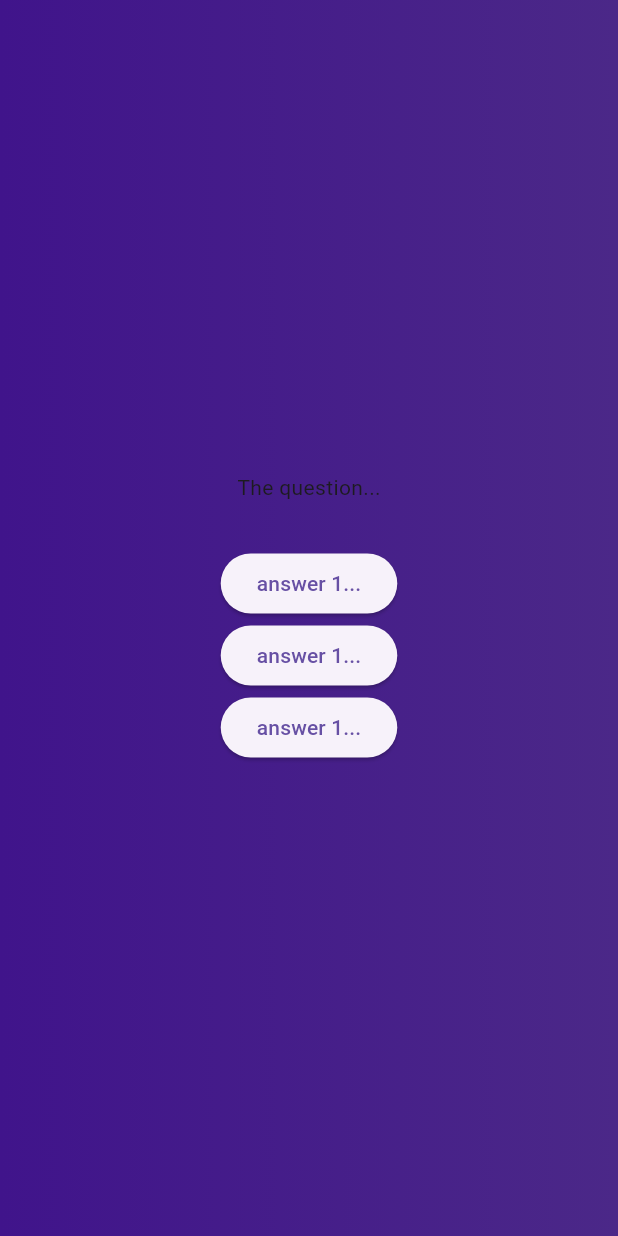
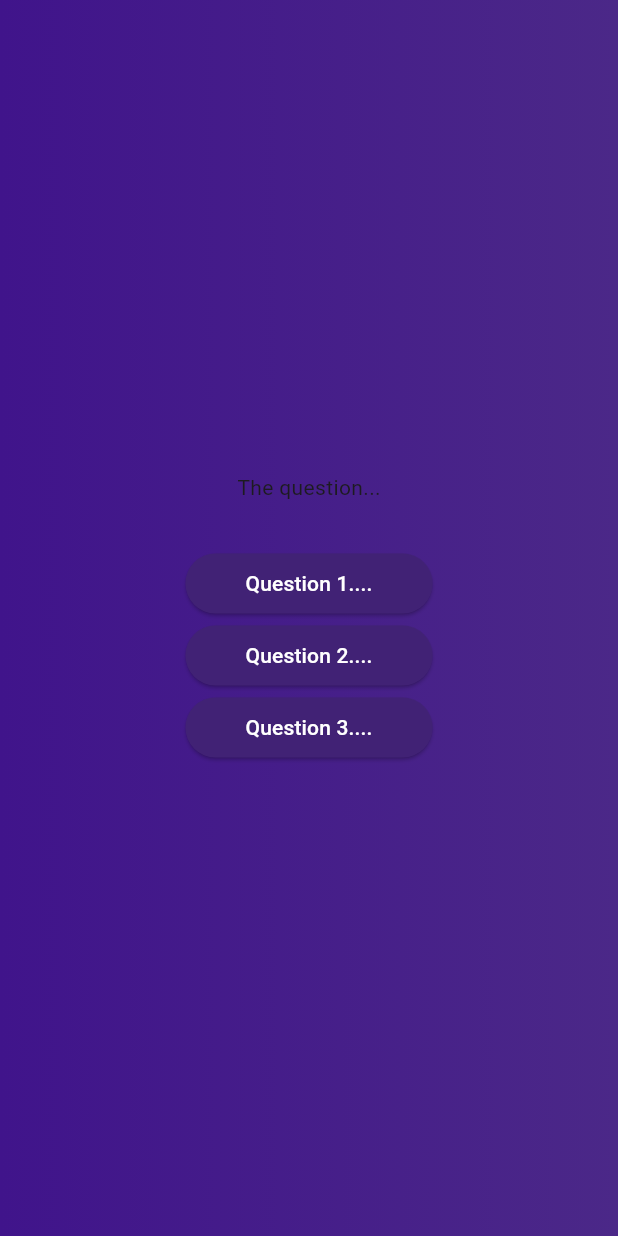
Before and after one commit to AlexFerreira10/quizz-app, a Flutter app: the screen it shows after launch, after a tap on "Start Quizz", on a phone screen of 412 x 824 dp. Run offline on Flutter 3.47's test engine with Material 3 defaults, Android fonts, the phone set to English and light mode, and no system bars.

Commit message:
feat: create answer button

```diff
--- /dev/null
+++ b/lib/widgets/answer_button.dart
@@ -0,0 +1,20 @@
+import 'package:flutter/material.dart';
+
+class AnswerButton extends StatelessWidget {
+  const AnswerButton({super.key, required this.text, required this.onTap});
+
+  final String text;
+  final void Function() onTap;
+
+  @override
+  Widget build(BuildContext context) => ElevatedButton(
+        onPressed: onTap,
+        style: ElevatedButton.styleFrom(
+            backgroundColor: const Color.fromARGB(255, 65, 34, 117),
+            padding: EdgeInsets.symmetric(horizontal: 40, vertical: 5),
+            foregroundColor: Colors.white,
+            shape: RoundedRectangleBorder(
+                borderRadius: BorderRadius.circular(40))),
+        child: Text(text),
+      );
+}
--- a/lib/widgets/questions_screen.dart
+++ b/lib/widgets/questions_screen.dart
@@ -1,4 +1,5 @@
 import 'package:flutter/material.dart';
+import 'package:quiz_app/widgets/answer_button.dart';
 
 class QuestionsScreen extends StatefulWidget {
   const QuestionsScreen({super.key});
@@ -17,9 +18,18 @@ class _QuestionsScreenState extends State<QuestionsScreen> {
         children: [
           const Text('The question...'),
           const SizedBox(height: 30),
-          ElevatedButton(onPressed: () {}, child: const Text('answer 1...')),
-          ElevatedButton(onPressed: () {}, child: const Text('answer 1...')),
-          ElevatedButton(onPressed: () {}, child: const Text('answer 1...'))
+          AnswerButton(
+            text: "Question 1....",
+            onTap: () {},
+          ),
+          AnswerButton(
+            text: "Question 2....",
+            onTap: () {},
+          ),
+          AnswerButton(
+            text: "Question 3....",
+            onTap: () {},
+          )
         ],
       ),
     );
```
